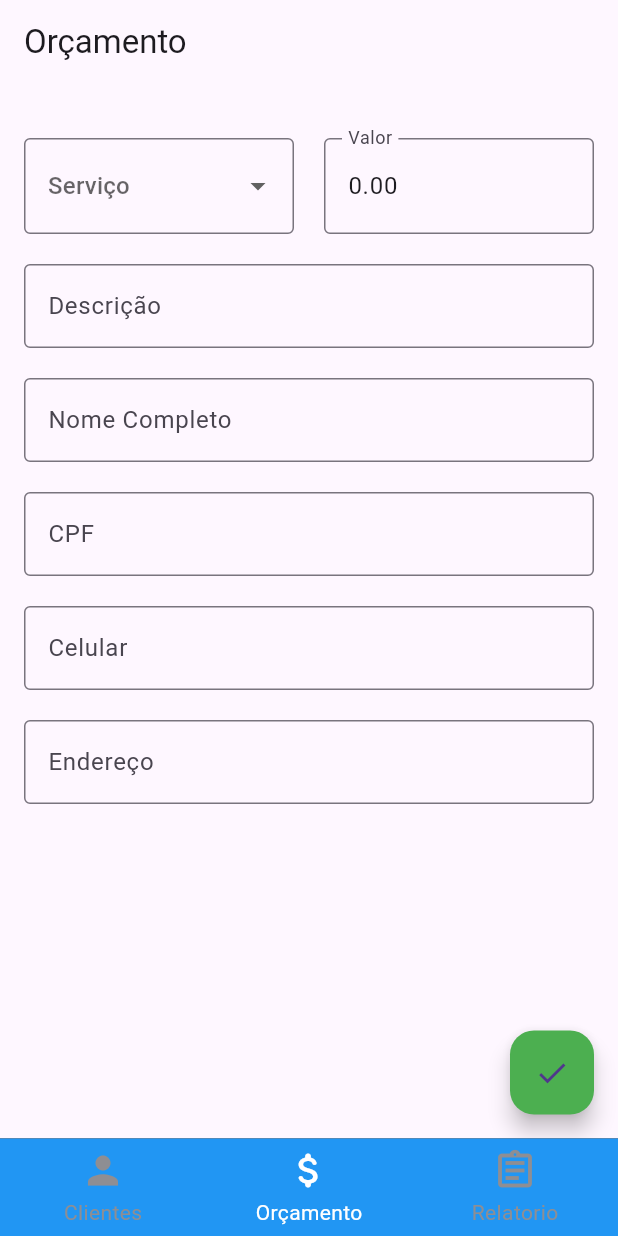
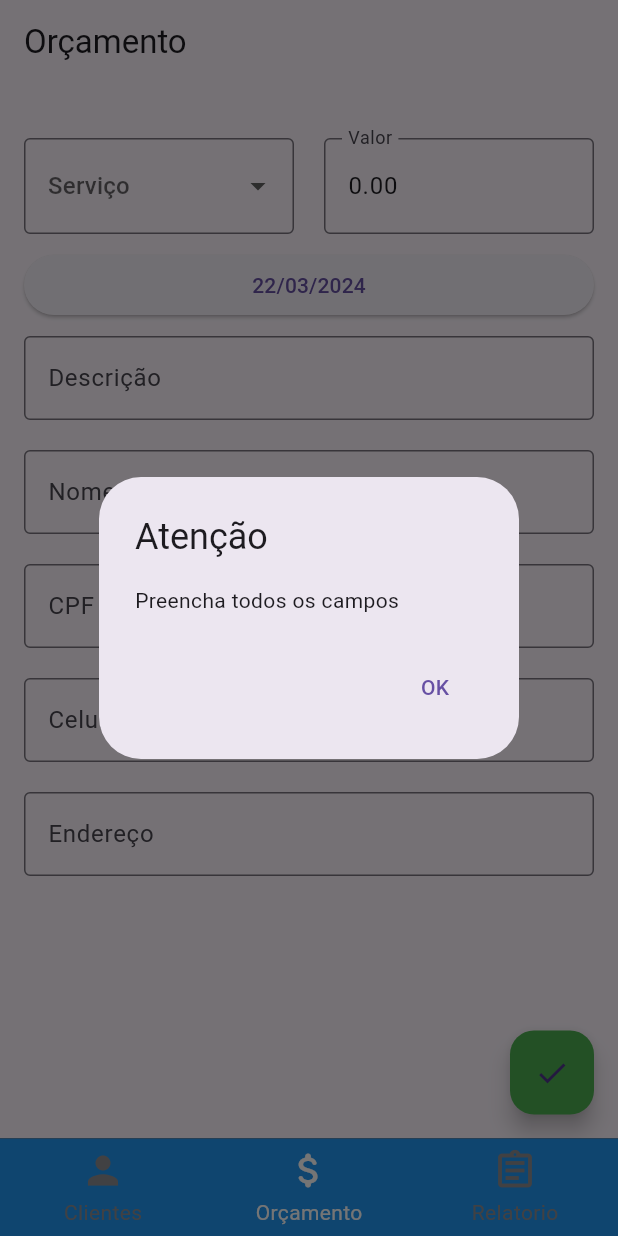
Before and after one commit to Rodrigofroes/flutterApp, a Flutter app: the screen it shows after launch, item 2 of the bottom bar chosen, after a tap on the "check" icon, on a phone screen of 412 x 824 dp. Run offline on Flutter 3.47's test engine with Material 3 defaults, Android fonts, the phone set to English and light mode, and no system bars; drawn by our look-alikes of persistent_bottom_nav_bar; our stand-ins replace cloud_firestore, firebase_core, flutter_masked_text2; missing offline and left inert: map_fields; accounts and stored records are empty.

Commit message:
feat: Atualização

```diff
--- a/lib/list/class_list.dart
+++ b/lib/list/class_list.dart
@@ -35,6 +35,16 @@ class DadosUsuarios {
     );
   }
 
+  bool get isValid {
+    return inputValor != null &&
+        (inputDesc ?? "").trim().isNotEmpty &&
+        (inputNomeCompleto ?? "").trim().isNotEmpty &&
+        (inputCpf ?? "").trim().isNotEmpty &&
+        (inputCelular ?? "").trim().isNotEmpty &&
+        (inputEnd ?? "").trim().isNotEmpty &&
+        dataCriacao != null;
+  }
+
   Map<String, dynamic> toJson() {
     return {
       "inputListOpc": inputListOpc,
@@ -44,7 +54,7 @@ class DadosUsuarios {
       "inputCpf": inputCpf,
       "inputCelular": inputCelular,
       "inputEnd": inputEnd,
-      "dataCriacao": DateTime.now().toString(),
+      "dataCriacao": dataCriacao.toString(),
     };
   }
 }
--- a/lib/pages/clientes.dart
+++ b/lib/pages/clientes.dart
@@ -11,7 +11,10 @@ class ClientePage extends StatefulWidget {
 }
 
 class _ClientePageState extends State<ClientePage> {
-  String buscarnome = '';
+
+  final ValueNotifier<String> buscarnome = ValueNotifier('');
+
+  // String buscarnome = '';
   @override
   Widget build(BuildContext context) {
     return SafeArea(
@@ -34,9 +37,7 @@ class _ClientePageState extends State<ClientePage> {
                     Expanded(
                       child: TextFormField(
                         onChanged: (value) {
-                          setState(() {
-                            buscarnome = value;
-                          });
+                          buscarnome.value = value;
                         },
                         decoration: const InputDecoration(
                           labelText: "Procurar por cliente",
@@ -63,8 +64,13 @@ class _ClientePageState extends State<ClientePage> {
                         .orderBy('dataCriacao')
                         .snapshots(),
                     builder: (context, snapshot) {
-                      if (snapshot.connectionState == ConnectionState.waiting) {
-                        return const Center(child: CircularProgressIndicator());
+                      return ValueListenableBuilder(
+                        valueListenable: buscarnome,
+                        builder: (_, value, __) {
+                          if (snapshot.connectionState ==
+                              ConnectionState.waiting) {
+                            return const Center(
+                                child: CircularProgressIndicator());
                           }
                           if (snapshot.hasError) {
                             return const Center(
@@ -81,15 +87,15 @@ class _ClientePageState extends State<ClientePage> {
                           final usuariosFiltro = usuarioModel
                               .where((e) => e.inputNomeCompleto!
                                   .toLowerCase()
-                              .contains(buscarnome.toLowerCase()))
+                                  .contains(value.toLowerCase()))
                               .toList();
                           return ListView.builder(
                             itemCount: usuariosFiltro.length,
                             itemBuilder: (_, index) {
                               final usuarioData = usuariosFiltro[index];
                               return Padding(
-                            padding:
-                                const EdgeInsets.symmetric(horizontal: 10.0),
+                                padding: const EdgeInsets.symmetric(
+                                    horizontal: 10.0),
                                 child: Card(
                                   child: ListTile(
                                     titleTextStyle: const TextStyle(
@@ -112,8 +118,7 @@ class _ClientePageState extends State<ClientePage> {
                                           Text(
                                             "Celular: ${usuarioData.inputCelular}",
                                           ),
-                                      Text(
-                                        "CPF: ${usuarioData.inputCpf}"),
+                                          Text("CPF: ${usuarioData.inputCpf}"),
                                           Text(
                                             "Endereço: ${usuarioData.inputEnd}",
                                           ),
@@ -154,7 +159,8 @@ class _ClientePageState extends State<ClientePage> {
                                                         'Deseja remover o Cliente?'),
                                                     actions: [
                                                       TextButton(
-                                                    child: const Text('Sim'),
+                                                        child:
+                                                            const Text('Sim'),
                                                         onPressed: () async {
                                                           // Aqui você obtém o nome do cliente que deseja excluir.
                                                           String? nomeCliente =
@@ -177,7 +183,8 @@ class _ClientePageState extends State<ClientePage> {
 
                                                             // Verifique se há algum documento correspondente encontrado.
                                                             if (querySnapshot
-                                                            .docs.isNotEmpty) {
+                                                                .docs
+                                                                .isNotEmpty) {
                                                               // Se houver correspondências, exclua o primeiro documento encontrado.
                                                               await querySnapshot
                                                                   .docs
@@ -200,7 +207,8 @@ class _ClientePageState extends State<ClientePage> {
                                                         },
                                                       ),
                                                       TextButton(
-                                                    child: const Text('Não'),
+                                                        child:
+                                                            const Text('Não'),
                                                         onPressed: () =>
                                                             Navigator.pop(ctx),
                                                       ),
@@ -218,6 +226,8 @@ class _ClientePageState extends State<ClientePage> {
                               );
                             },
                           );
+                        },
+                      );
                     }),
               ),
             )
--- a/lib/pages/orcamento.dart
+++ b/lib/pages/orcamento.dart
@@ -2,6 +2,7 @@ import 'package:cloud_firestore/cloud_firestore.dart';
 import 'package:flutter/material.dart';
 import 'package:flutter_masked_text2/flutter_masked_text2.dart';
 import 'package:projectapp/list/class_list.dart';
+import 'package:projectapp/utils/extesions.dart';
 
 class OrcamentoPage extends StatefulWidget {
   const OrcamentoPage({super.key});
@@ -11,8 +12,26 @@ class OrcamentoPage extends StatefulWidget {
 }
 
 class _OrcamentoPageState extends State<OrcamentoPage> {
-  final DateTime _seletDateInit = DateTime.now().add(const Duration(days: -30));
 
+  void showMensagem(String mensagem) {
+    showDialog(
+      context: context,
+      builder: (context) {
+        return AlertDialog(
+          title: const Text('Atenção'),
+          content: Text(mensagem),
+          actions: [
+            TextButton(
+              onPressed: () {
+                Navigator.of(context).pop();
+              },
+              child: const Text('OK'),
+            ),
+          ],
+        );
+      },
+    );
+  }
 
   String? _servicoSelecionado;
   late final _valorController = MoneyMaskedTextController(
@@ -22,12 +41,12 @@ class _OrcamentoPageState extends State<OrcamentoPage> {
     leftSymbol: 'R\$ ',
   );
 
+  DateTime _selectedDate = DateTime.now().add(const Duration(days: -30));
   final TextEditingController _descricaoController = TextEditingController();
   final TextEditingController _nomeController = TextEditingController();
   final _cpfController = MaskedTextController(mask: '000.000.000-00');
   final _celularController = MaskedTextController(mask: '(00) 00000-0000');
   final TextEditingController _enderecoController = TextEditingController();
-
 
   @override
   void initState() {
@@ -52,6 +71,7 @@ class _OrcamentoPageState extends State<OrcamentoPage> {
         width: MediaQuery.of(context).size.width,
         child: SingleChildScrollView(
           padding: const EdgeInsets.all(16),
+          child: SingleChildScrollView(
             child: Column(
               crossAxisAlignment: CrossAxisAlignment.stretch,
               children: <Widget>[
@@ -99,7 +119,24 @@ class _OrcamentoPageState extends State<OrcamentoPage> {
                     ),
                   ],
                 ),
-              const SizedBox(height: 20),
+                const SizedBox(height: 10),
+                ElevatedButton(
+                  onPressed: () {
+                    showDatePicker(
+                      context: context,
+                      initialDate: _selectedDate,
+                      firstDate: DateTime(2021),
+                      lastDate: DateTime.now().add(Duration(days: 30)),
+                    ).then((date) {
+                      if (date == null) return;
+                      setState(() {
+                        _selectedDate = date;
+                      });
+                    });
+                  },
+                  child: Text(_selectedDate.dataPtBr),
+                ),
+                const SizedBox(height: 10),
                 TextField(
                   controller: _descricaoController,
                   decoration: const InputDecoration(
@@ -146,6 +183,7 @@ class _OrcamentoPageState extends State<OrcamentoPage> {
             ),
           ),
         ),
+      ),
       floatingActionButton: FloatingActionButton(
         tooltip: 'check',
         backgroundColor: Colors.green,
@@ -154,14 +192,19 @@ class _OrcamentoPageState extends State<OrcamentoPage> {
           print(valor);
           DadosUsuarios novoUsuarios = DadosUsuarios(
               inputListOpc: _servicoSelecionado,
-
-              inputValor: valor ?? 00.00,
+            inputValor: valor,
               inputDesc: _descricaoController.text,
               inputNomeCompleto: _nomeController.text,
               inputCpf: _cpfController.text,
               inputCelular: _celularController.text,
               inputEnd: _enderecoController.text,
-              dataCriacao: _seletDateInit);
+            dataCriacao: _selectedDate,
+          );
+
+          if (!novoUsuarios.isValid) {
+            showMensagem('Preencha todos os campos');
+            return;
+          }
 
           _valorController.text = '0.00';
           _descricaoController.clear();
@@ -170,9 +213,13 @@ class _OrcamentoPageState extends State<OrcamentoPage> {
           _celularController.clear();
           _enderecoController.clear();
 
+          _selectedDate = DateTime.now().add(const Duration(days: -30));
+
           await FirebaseFirestore.instance
               .collection('cliente')
               .add(novoUsuarios.toJson());
+
+          setState(() {});
         },
         materialTapTargetSize: MaterialTapTargetSize.padded,
         isExtended: true,
--- a/lib/pages/relatorio.dart
+++ b/lib/pages/relatorio.dart
@@ -63,7 +63,7 @@ class _RelatorioState extends State<Relatorio> {
                           fontSize: 20, fontWeight: FontWeight.bold),
                     ),
                     Text(
-                      "Valor total: ${valorTotal.valorFormatado}",
+                      "Faturamento total: ${valorTotal.valorFormatado}",
                       style: const TextStyle(fontWeight: FontWeight.w300),
                     ),
                   ],
```
Lines whose indentation alone changed are shown as unchanged.
